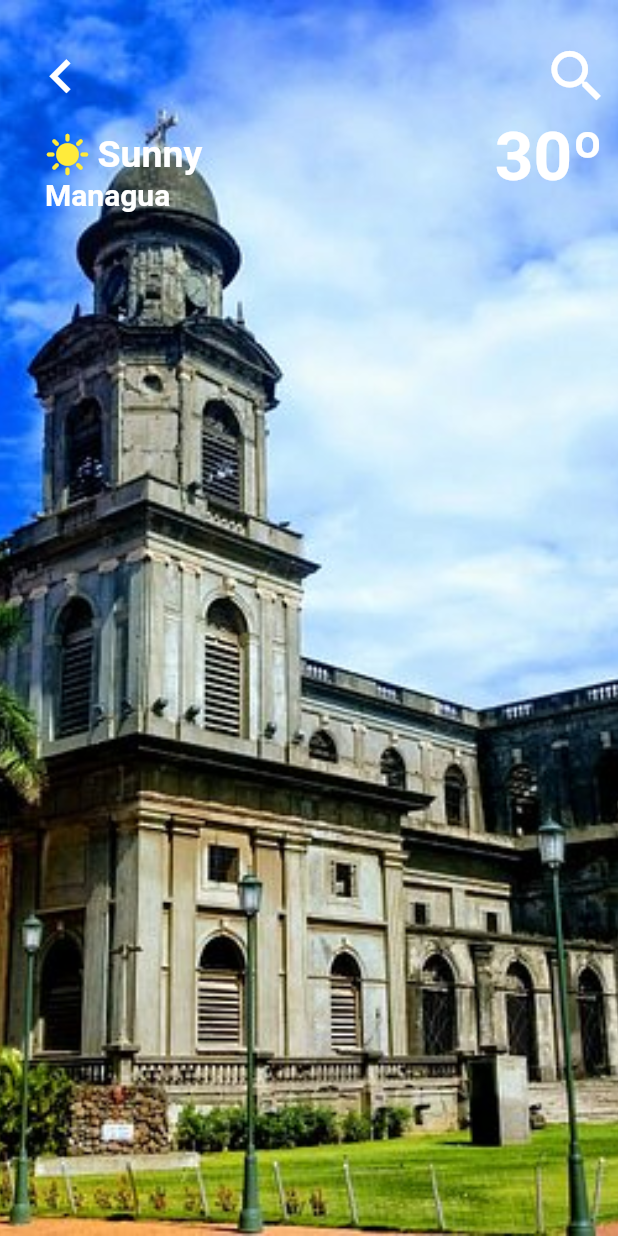
After one commit to BrunoMazzocchi/weather_app, a Flutter app: the screen it shows after launch, after a tap on "Sunny", on a phone screen of 412 x 824 dp. The commit adds this screen. Run offline on Flutter 3.47's test engine with Material 2 defaults, Android fonts, the phone set to English and light mode, and no system bars.

Commit message:
City data

```diff
--- /dev/null
+++ b/lib/views/city_data.dart
@@ -0,0 +1,105 @@
+import 'package:flutter/cupertino.dart';
+import 'package:flutter/material.dart';
+
+class CityData extends StatelessWidget {
+  const CityData({Key? key}) : super(key: key);
+
+  @override
+  Widget build(BuildContext context) {
+    return  Scaffold(
+      body: Container(
+        padding: const EdgeInsets.only(
+          top: 20,
+          left: 10,
+          right: 10,
+        ),
+        decoration: BoxDecoration(
+            image: DecorationImage(
+              fit: BoxFit.cover,
+              image: Image.asset("assets/img/managua.jpg").image,
+            )),
+        child: Column(
+          children: [
+            Row(
+              mainAxisAlignment: MainAxisAlignment.spaceBetween,
+              children: [
+                IconButton(
+                    onPressed: () {
+                      Navigator.pop(context);
+                    },
+                    icon: const Icon(
+                      Icons.keyboard_arrow_left,
+                      color: Colors.white,
+                      size: 45,
+                    )),
+                IconButton(
+                    onPressed: () {},
+                    icon: const Icon(
+                      Icons.search,
+                      color: Colors.white,
+                      size: 45,
+                    ))
+              ],
+            ),
+            Row(
+              mainAxisAlignment: MainAxisAlignment.spaceBetween,
+              children: [
+                Container(
+                  width: 150,
+                  margin: const EdgeInsets.only(
+                    top: 20,
+                    left: 20
+                  ),
+                 child: Column(
+                   mainAxisAlignment: MainAxisAlignment.start,
+                   children: [
+                     Row(
+                       children:  const [
+                         Icon(Icons.sunny,
+                           color: Colors.yellow,
+                           size: 30,),
+                         SizedBox(
+                           width: 5,
+                         ),
+                         Text(
+                           "Sunny",
+                           style: TextStyle(
+                             color: Colors.white,
+                             fontWeight: FontWeight.bold,
+                             fontSize: 25,
+                           ),
+                         )
+
+                       ],
+                     ),
+                     Row(
+                       children: const [
+                          Text(
+                           "Managua",
+                           style: TextStyle(
+                             color: Colors.white,
+                             fontWeight: FontWeight.bold,
+                             fontSize: 20,
+                           ),
+                           textAlign: TextAlign.left,
+                         )
+                       ],
+                     )
+                   ],
+
+                 )
+                ),
+                const Text("30º",
+                style: TextStyle(
+                  color: Colors.white,
+                  fontSize: 45,
+                  fontWeight: FontWeight.bold
+                ),)
+              ],
+            )
+          ],
+        ),
+        ),
+    );
+  }
+}
--- a/lib/widgets/city_image.dart
+++ b/lib/widgets/city_image.dart
@@ -7,13 +7,14 @@ class CityImage extends StatefulWidget {
   final String city;
   final Icon icon;
   final String weather;
+  final VoidCallback onTap;
   const CityImage({
     Key? key,
     required this.width,
     required this.imagePath,
     required this.temperature,
     required this.city,
-    required this.icon, required this.weather,
+    required this.icon, required this.weather, required this.onTap,
   }) : super(key: key);
 
   @override
@@ -23,7 +24,9 @@ class CityImage extends StatefulWidget {
 class _CityImageState extends State<CityImage> {
   @override
   Widget build(BuildContext context) {
-    return Container(
+    return InkWell(
+      onTap: widget.onTap,
+      child: Container(
         alignment: Alignment.topCenter,
         child: Container(
           margin: const EdgeInsets.only(
@@ -57,6 +60,9 @@ class _CityImageState extends State<CityImage> {
               Row(
                 children:  [
                   widget.icon,
+                  const SizedBox(
+                    width: 5,
+                  ),
                   Text(
                     widget.weather,
                     style: const TextStyle(
@@ -91,6 +97,7 @@ class _CityImageState extends State<CityImage> {
             ],
           ),
         ),
+      ),
     );
   }
 }
--- a/lib/widgets/city_image_list.dart
+++ b/lib/widgets/city_image_list.dart
@@ -1,5 +1,6 @@
 import 'package:flutter/cupertino.dart';
 import 'package:flutter/material.dart';
+import 'package:weather_app/views/city_data.dart';
 
 import 'city_image.dart';
 
@@ -21,7 +22,10 @@ class CityImageList extends StatelessWidget {
           icon: const Icon(
             Icons.sunny,
             color: Colors.yellow,
-          ), weather: 'Sunny',
+          ), weather: 'Sunny', onTap: () {
+          Navigator.push(context,
+              MaterialPageRoute(builder: (context) => const CityData()));
+        },
         ),
         CityImage(
           width: width,
@@ -31,7 +35,7 @@ class CityImageList extends StatelessWidget {
           icon: const Icon(
             Icons.cloudy_snowing,
             color: Colors.white,
-          ), weather: 'Snowy',
+          ), weather: 'Snowy', onTap: () {  },
         ),
         CityImage(
           width: width,
@@ -41,8 +45,9 @@ class CityImageList extends StatelessWidget {
           icon: const Icon(
             Icons.storm,
             color: Colors.white,
-          ), weather: 'Raining',
+          ), weather: 'Raining', onTap: () {  },
         ),
+
 
       ]);
   }
```
Lines whose indentation alone changed are shown as unchanged.
